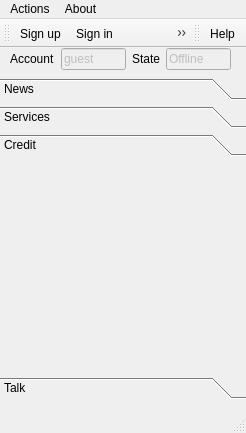
The window that client/Client.ui (canercandan/qlik) describes before a commit, drawn with Qt 5.
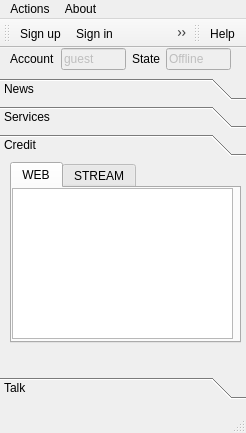
The same window after the commit. The open tabs and pages were chosen to show the change. Icons and pictures are not drawn.

```diff
--- a/client/Client.ui
+++ b/client/Client.ui
@@ -174,8 +174,8 @@
       <rect>
        <x>0</x>
        <y>0</y>
-       <width>96</width>
-       <height>26</height>
+       <width>251</width>
+       <height>201</height>
       </rect>
      </property>
      <attribute name="label" >
@@ -184,6 +184,55 @@
      <attribute name="icon" >
       <iconset>images/coins.png</iconset>
      </attribute>
+     <widget class="QWidget" name="verticalLayout_4" >
+      <property name="geometry" >
+       <rect>
+        <x>10</x>
+        <y>0</y>
+        <width>231</width>
+        <height>181</height>
+       </rect>
+      </property>
+      <layout class="QVBoxLayout" >
+       <item>
+        <widget class="QTabWidget" name="creditBox" >
+         <property name="currentIndex" >
+          <number>0</number>
+         </property>
+         <widget class="QWidget" name="web" >
+          <attribute name="title" >
+           <string>WEB</string>
+          </attribute>
+          <widget class="QListWidget" name="creditWebList" >
+           <property name="geometry" >
+            <rect>
+             <x>0</x>
+             <y>0</y>
+             <width>221</width>
+             <height>151</height>
+            </rect>
+           </property>
+          </widget>
+         </widget>
+         <widget class="QWidget" name="stream" >
+          <attribute name="title" >
+           <string>STREAM</string>
+          </attribute>
+          <widget class="QListWidget" name="creditStreamList" >
+           <property name="geometry" >
+            <rect>
+             <x>0</x>
+             <y>0</y>
+             <width>221</width>
+             <height>151</height>
+            </rect>
+           </property>
+          </widget>
+         </widget>
+        </widget>
+       </item>
+      </layout>
+     </widget>
     </widget>
     <widget class="QWidget" name="talk" >
      <property name="geometry" >
```
Left out of the diff: 2 changed lines with no effect on the pictures.
